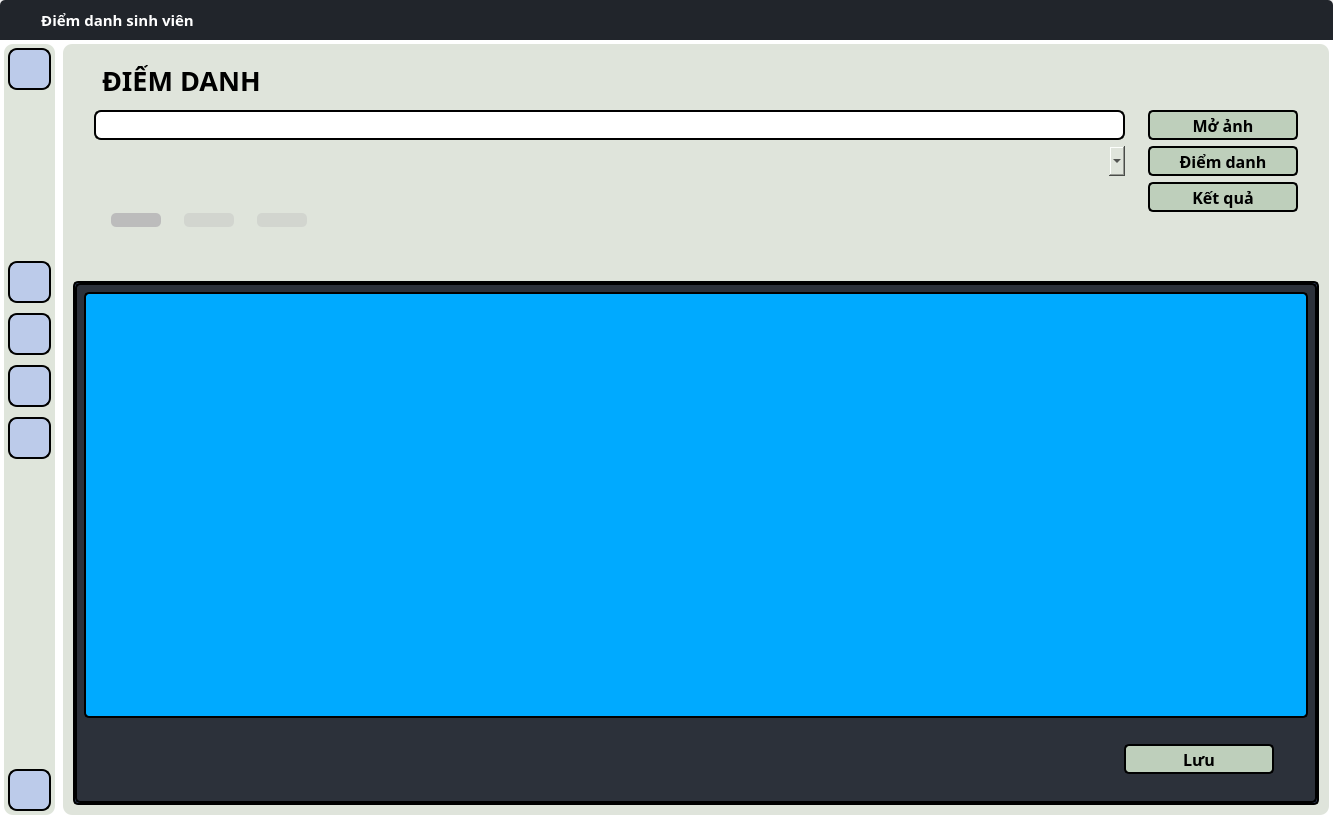
First picture: the form in attendance.ui, repository cdghhhiilnnotu/Face-Attendance-CLIENT, before the edit.
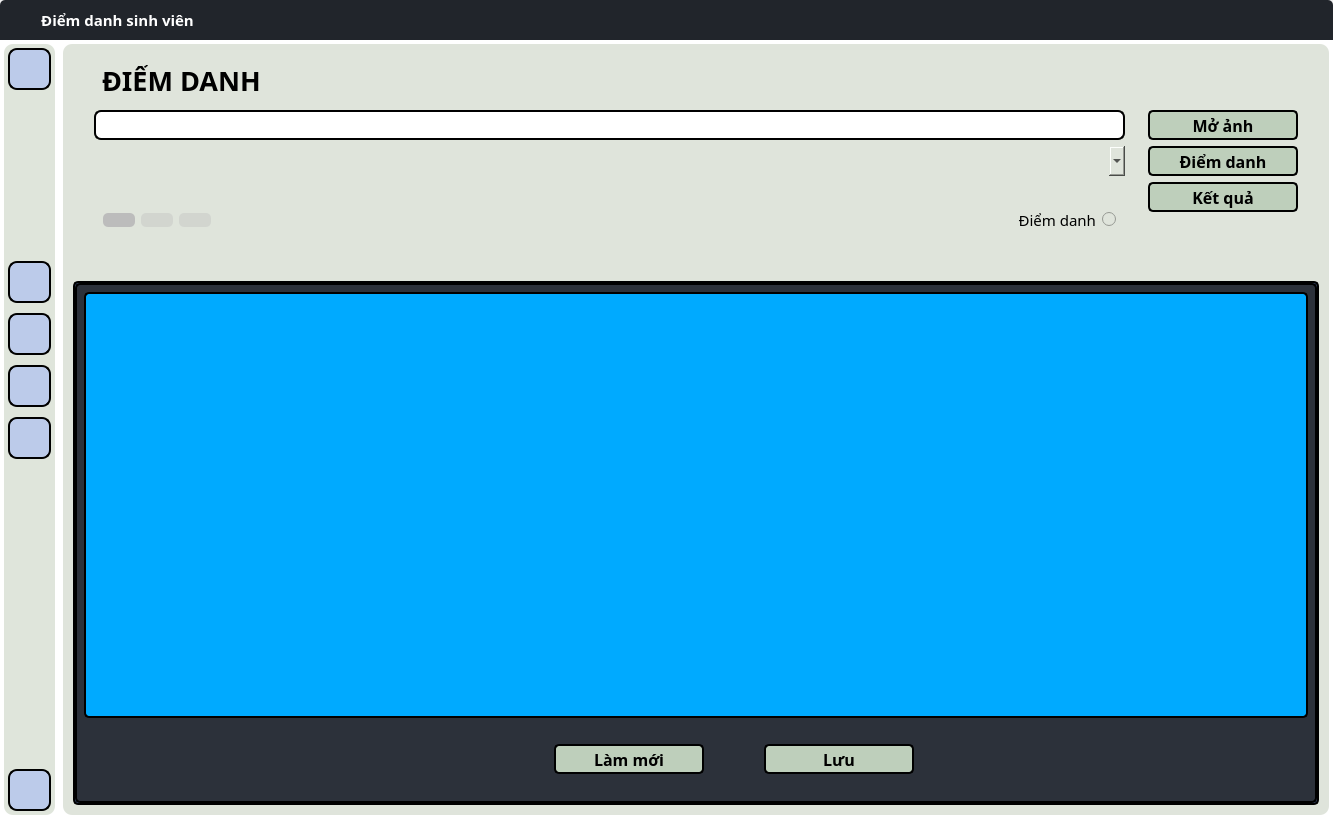
Second picture: the form after the edit. The open tabs and pages were chosen to show the change. Icons and pictures are not drawn.

```diff
--- a/attendance.ui
+++ b/attendance.ui
@@ -1212,23 +1212,11 @@
                        <item>
                         <widget class="QWidget" name="widget_4" native="true">
                          <layout class="QHBoxLayout" name="horizontalLayout_6">
-                          <property name="leftMargin">
-                           <number>0</number>
-                          </property>
-                          <property name="topMargin">
-                           <number>0</number>
-                          </property>
-                          <property name="rightMargin">
-                           <number>0</number>
-                          </property>
-                          <property name="bottomMargin">
-                           <number>0</number>
-                          </property>
                           <item>
                            <widget class="QPushButton" name="recognize_tab_1_btn">
                             <property name="maximumSize">
                              <size>
-                              <width>50</width>
+                              <width>150</width>
                               <height>16777215</height>
                              </size>
                             </property>
@@ -1250,7 +1238,7 @@
                            <widget class="QPushButton" name="recognize_tab_2_btn">
                             <property name="maximumSize">
                              <size>
-                              <width>50</width>
+                              <width>150</width>
                               <height>16777215</height>
                              </size>
                             </property>
@@ -1272,7 +1260,7 @@
                            <widget class="QPushButton" name="recognize_tab_3_btn">
                             <property name="maximumSize">
                              <size>
-                              <width>50</width>
+                              <width>150</width>
                               <height>16777215</height>
                              </size>
                             </property>
@@ -1306,6 +1294,22 @@
                             </property>
                            </spacer>
                           </item>
+                          <item>
+                           <widget class="QRadioButton" name="radioButton">
+                            <property name="font">
+                             <font>
+                              <family>Cascadia Code</family>
+                              <pointsize>11</pointsize>
+                             </font>
+                            </property>
+                            <property name="layoutDirection">
+                             <enum>Qt::RightToLeft</enum>
+                            </property>
+                            <property name="text">
+                             <string>Điểm danh</string>
+                            </property>
+                           </widget>
+                          </item>
                          </layout>
                         </widget>
                        </item>
@@ -1614,7 +1618,7 @@
                     <widget class="QPushButton" name="recognize_keep_btn">
                      <property name="geometry">
                       <rect>
-                       <x>1040</x>
+                       <x>680</x>
                        <y>20</y>
                        <width>150</width>
                        <height>30</height>
@@ -1656,6 +1660,51 @@
                       </size>
                      </property>
                     </widget>
+                    <widget class="QPushButton" name="recognize_refresh_btn">
+                     <property name="geometry">
+                      <rect>
+                       <x>470</x>
+                       <y>20</y>
+                       <width>150</width>
+                       <height>30</height>
+                      </rect>
+                     </property>
+                     <property name="minimumSize">
+                      <size>
+                       <width>150</width>
+                       <height>30</height>
+                      </size>
+                     </property>
+                     <property name="font">
+                      <font>
+                       <family>Cascadia Code</family>
+                       <pointsize>12</pointsize>
+                       <weight>75</weight>
+                       <bold>true</bold>
+                      </font>
+                     </property>
+                     <property name="styleSheet">
+                      <string notr="true">background-color: rgb(190,207,187);
+color: rgb(0,0,0);
+border-radius: 5px;
+border: 2px solid #000;
+font-weight: bold;
+font-size: 12pt;</string>
+                     </property>
+                     <property name="text">
+                      <string>Làm mới</string>
+                     </property>
+                     <property name="icon">
+                      <iconset>
+                       <normaloff>:/icons/user-check.svg</normaloff>:/icons/user-check.svg</iconset>
+                     </property>
+                     <property name="iconSize">
+                      <size>
+                       <width>25</width>
+                       <height>25</height>
+                      </size>
+                     </property>
+                    </widget>
                    </widget>
                   </item>
                  </layout>
```
Left out of the diff: 8 changed lines with no effect on the pictures.
